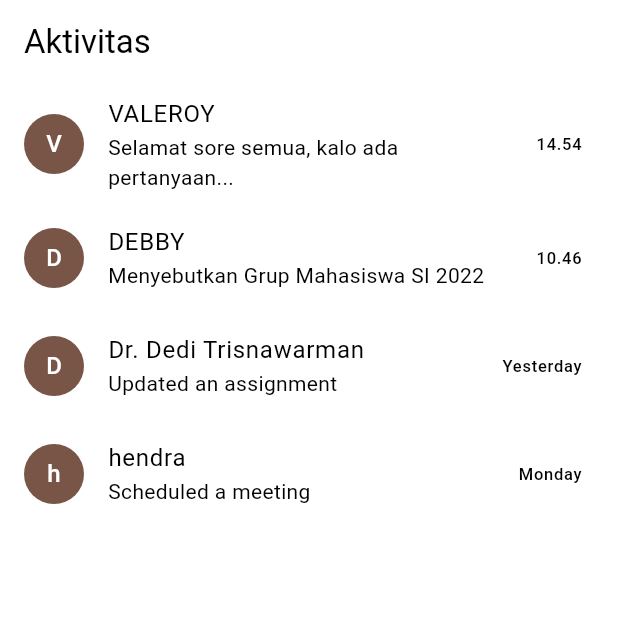
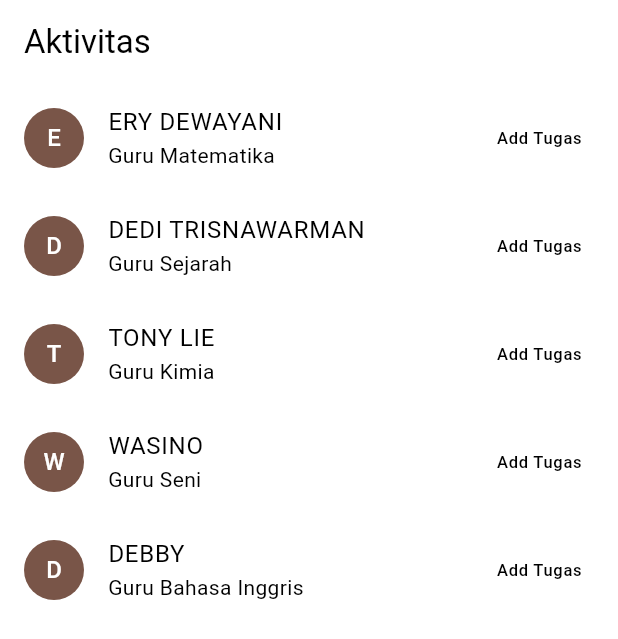
Before and after one commit to gulielmusjason/tugasku_app, a Flutter app: the ActivityPage screen opened directly, on a phone screen of 412 x 824 dp. Shown: the top 639 px of the screen. Run offline on Flutter 3.47's test engine with Material 3 defaults, Android fonts, the phone set to English and light mode, and no system bars.

Commit message:
commit baru

```diff
--- a/lib/activitypage.dart
+++ b/lib/activitypage.dart
@@ -18,11 +18,13 @@ class ActivityPage extends StatefulWidget {
 class _ActivityPageState extends State<ActivityPage> {
   // Daftar notifikasi sementara
   final List<Notification> notifications = [
-    Notification(sender: "VALEROY", message: "Selamat sore semua, kalo ada pertanyaan...", time: "14.54"),
-    Notification(sender: "DEBBY", message: "Menyebutkan Grup Mahasiswa SI 2022", time: "10.46"),
-    Notification(sender: "Dr. Dedi Trisnawarman", message: "Updated an assignment", time: "Yesterday"),
-    Notification(sender: "hendra", message: "Scheduled a meeting", time: "Monday"),
+    Notification(sender: "ERY DEWAYANI", message: "Guru Matematika", time: "Add Tugas"),
+    Notification(sender: "DEDI TRISNAWARMAN", message: "Guru Sejarah", time: "Add Tugas"),
+    Notification(sender: "TONY LIE", message: "Guru Kimia", time: "Add Tugas"),
+    Notification(sender: "WASINO", message: "Guru Seni", time: "Add Tugas"),
+    Notification(sender: "DEBBY", message: "Guru Bahasa Inggris", time: "Add Tugas"),
   ];
+
 
   @override
   Widget build(BuildContext context) {
```
